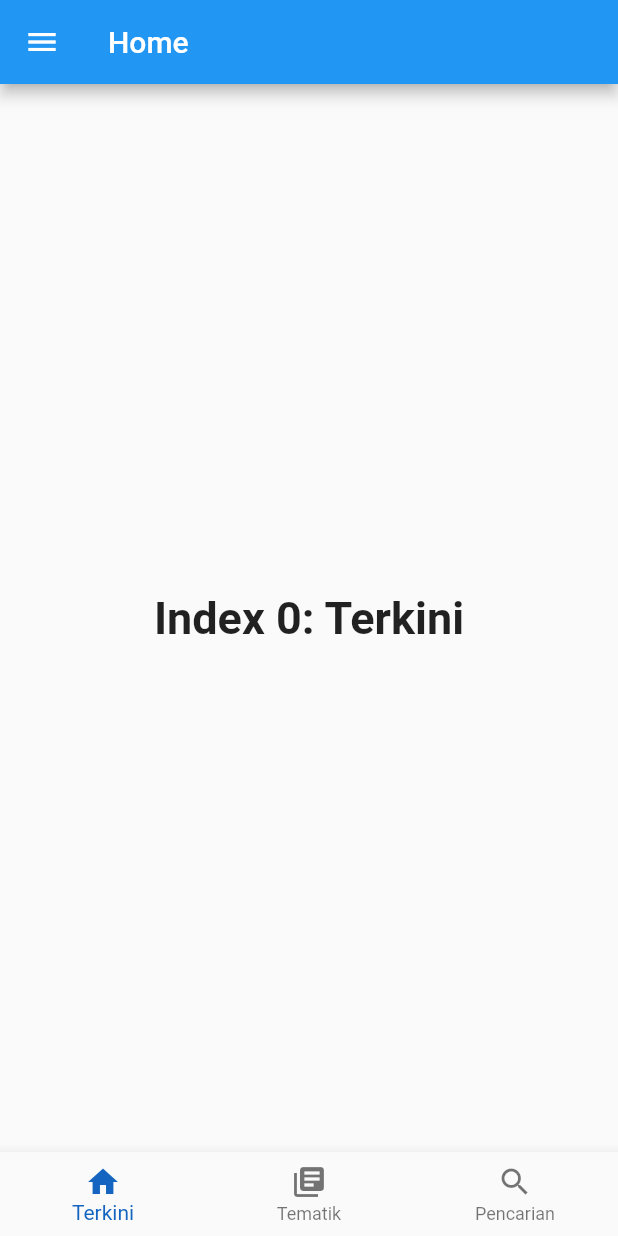
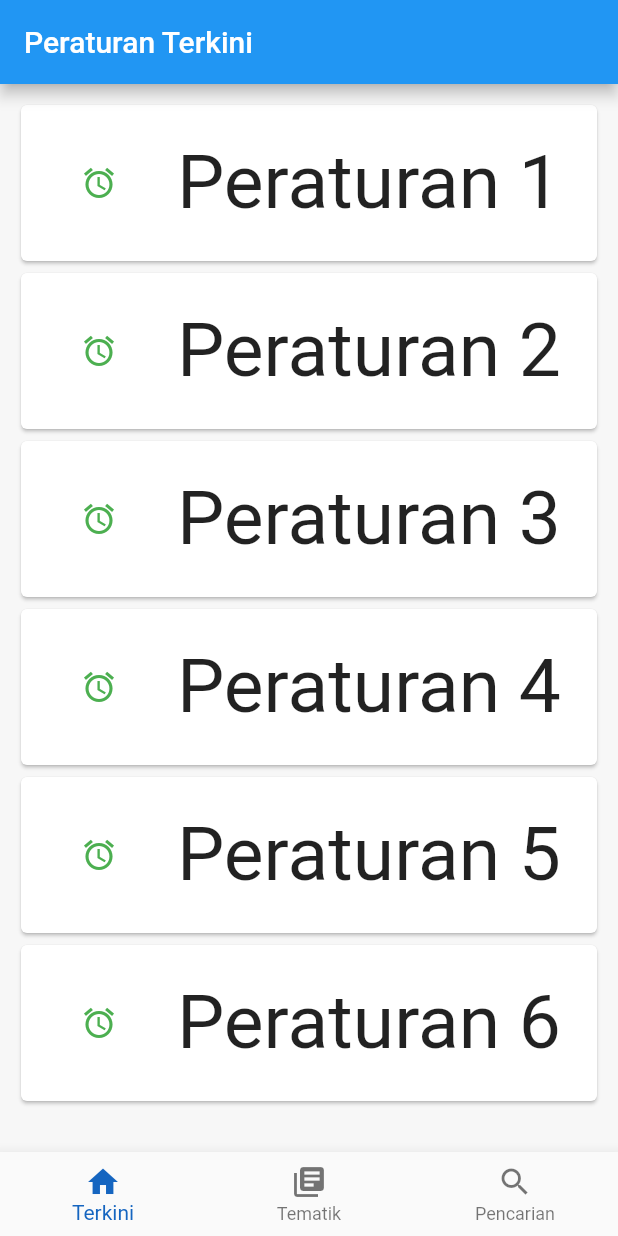
Before and after one commit to renalazy/jdih_app, a Flutter app: the screen it shows after launch, on a phone screen of 412 x 824 dp. Run offline on Flutter 3.47's test engine with Material 2 defaults, Android fonts, the phone set to English and light mode, and no system bars.

Commit message:
menurutku kayak gini aja? bisa direvisi lagi

```diff
--- a/lib/home.dart
+++ b/lib/home.dart
@@ -1,7 +1,5 @@
 import 'package:flutter/material.dart';
-
 import 'package:jdih_app/search.dart';
-
 import 'package:flutter/services.dart';
 
 void main() {
@@ -35,6 +33,8 @@ class MyHomePage extends StatefulWidget {
 }
 
 class _MyHomePageState extends State<MyHomePage> {
+  final pages = [Terkini(), Tematik(), Search()];
+
   int _selectedIndex = 0;
   static const TextStyle optionStyle =
       TextStyle(fontSize: 30, fontWeight: FontWeight.bold);
@@ -72,75 +72,76 @@ class _MyHomePageState extends State<MyHomePage> {
               ));
           break;
       }
+      _selectedIndex = index;
     });
   }
 
   @override
   Widget build(BuildContext context) {
     return Scaffold(
-      appBar: AppBar(
-        title: const Text('Home'),
-      ),
-      body: Center(
-        child: _widgetOptions.elementAt(_selectedIndex),
-      ),
-      drawer: Drawer(
-        child: ListView(
-          padding: EdgeInsets.zero,
-          children: <Widget>[
-            DrawerHeader(
-              child: Image.asset('images/jdih_logo.png'),
-              decoration: BoxDecoration(
-                color: Colors.blue,
-              ),
-            ),
-            ListTile(
-              title: Text(
-                'Terkini',
-              ),
-              leading: Icon(Icons.home),
-              onTap: () {
-                Navigator.pop(context);
-                _onItemTapped(0);
-              },
-            ),
-            ListTile(
-              title: Text(
-                'Tematik',
-              ),
-              leading: Icon(Icons.library_books),
-              onTap: () {
-                _onItemTapped(1);
-              },
-            ),
-            ListTile(
-              title: Text(
-                'Pencarian',
-              ),
-              leading: Icon(Icons.search),
-              onTap: () {
-                _onItemTapped(2);
-              },
-            ),
-            ListTile(
-              title: Text(
-                'Bookmark',
-              ),
-              leading: Icon(Icons.bookmark),
-              onTap: () {
-                _onItemTapped(3);
-              },
-            ),
-            ListTile(
-              title: Text('Bantuan'),
-              leading: Icon(Icons.question_answer),
-              onTap: () {
-                _onItemTapped(4);
-              },
-            ),
-          ],
-        ),
-      ),
+      // appBar: AppBar(
+      //   title: const Text('Home'),
+      // ),
+      // body: Center(
+      //   child: _widgetOptions.elementAt(_selectedIndex),
+      // ),
+      // drawer: Drawer(
+      //   child: ListView(
+      //     padding: EdgeInsets.zero,
+      //     children: <Widget>[
+      //       DrawerHeader(
+      //         child: Image.asset('images/jdih_logo.png'),
+      //         decoration: BoxDecoration(
+      //           color: Colors.blue,
+      //         ),
+      //       ),
+      //       ListTile(
+      //         title: Text(
+      //           'Terkini',
+      //         ),
+      //         leading: Icon(Icons.home),
+      //         onTap: () {
+      //           Navigator.pop(context);
+      //           _onItemTapped(0);
+      //         },
+      //       ),
+      //       ListTile(
+      //         title: Text(
+      //           'Tematik',
+      //         ),
+      //         leading: Icon(Icons.library_books),
+      //         onTap: () {
+      //           _onItemTapped(1);
+      //         },
+      //       ),
+      //       ListTile(
+      //         title: Text(
+      //           'Pencarian',
+      //         ),
+      //         leading: Icon(Icons.search),
+      //         onTap: () {
+      //           _onItemTapped(2);
+      //         },
+      //       ),
+      //       ListTile(
+      //         title: Text(
+      //           'Bookmark',
+      //         ),
+      //         leading: Icon(Icons.bookmark),
+      //         onTap: () {
+      //           _onItemTapped(3);
+      //         },
+      //       ),
+      //       ListTile(
+      //         title: Text('Bantuan'),
+      //         leading: Icon(Icons.question_answer),
+      //         onTap: () {
+      //           _onItemTapped(4);
+      //         },
+      //       ),
+      //     ],
+      //   ),
+      // ),
       bottomNavigationBar: BottomNavigationBar(
         items: const <BottomNavigationBarItem>[
           BottomNavigationBarItem(
@@ -160,6 +161,74 @@ class _MyHomePageState extends State<MyHomePage> {
         selectedItemColor: Colors.blue.shade800,
         onTap: _onItemTapped,
       ),
+      body: pages.elementAt(_selectedIndex),
     );
   }
 }
+
+class Terkini extends StatelessWidget {
+  @override
+  Widget build(BuildContext context) {
+    return Scaffold(
+      backgroundColor: Color(0xFFFf7f7f7),
+      appBar: AppBar(
+          title: Text(
+        "Peraturan Terkini",
+        style: TextStyle(color: Colors.white),
+      )),
+      body: Container(
+        margin: EdgeInsets.all(10),
+        child: ListView(
+          children: <Widget>[
+            buildCard(Icons.access_alarm, "Peraturan 1"),
+            buildCard(Icons.access_alarm, "Peraturan 2"),
+            buildCard(Icons.access_alarm, "Peraturan 3"),
+            buildCard(Icons.access_alarm, "Peraturan 4"),
+            buildCard(Icons.access_alarm, "Peraturan 5"),
+            buildCard(Icons.access_alarm, "Peraturan 6")
+          ],
+        ),
+      ),
+    );
+  }
+
+  Card buildCard(IconData iconData, String text) {
+    return Card(
+      child: Row(
+        children: <Widget>[
+          Container(
+            margin: EdgeInsets.all(40),
+            child: Icon(
+              iconData,
+              color: Colors.green,
+            ),
+          ),
+          Text(text, style: TextStyle(fontSize: 50),)
+        ],
+      ),
+    );
+  }
+}
+
+class Tematik extends StatelessWidget {
+  @override
+  Widget build(BuildContext context) {
+    return Scaffold(
+      appBar: AppBar(
+          title: Text(
+        "Tematik",
+        style: TextStyle(color: Colors.white),
+      )),
+      body: Center(
+        child: Text('Tematik'),
+      ),
+    );
+  }
+}
+
+class Search extends StatelessWidget {
+  @override
+  Widget build(BuildContext context) {
+    return Scaffold();
+  }
+}
```
Also changed, not shown: lib/search.dart (+106 -106 lines).
